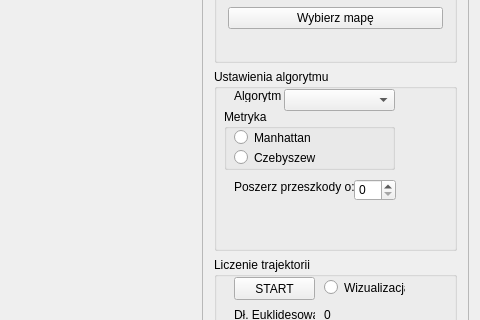
Old version of the form trajektorie3d/trajektorie3d/trajektorie3d.ui in the repository Calises/projekt_grupowy; both pictures show x 455 to 935 and y 189 to 509 of the 935 by 650 pixel window.
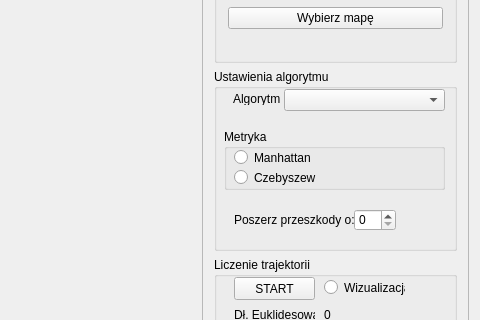
New version of the form.

Patch:
```diff
--- a/trajektorie3d/trajektorie3d/trajektorie3d.ui
+++ b/trajektorie3d/trajektorie3d/trajektorie3d.ui
@@ -261,8 +261,8 @@
           <property name="geometry">
            <rect>
             <x>10</x>
-            <y>40</y>
-            <width>171</width>
+            <y>60</y>
+            <width>221</width>
             <height>61</height>
            </rect>
           </property>
@@ -299,8 +299,8 @@
          <widget class="QLabel" name="label_3">
           <property name="geometry">
            <rect>
-            <x>20</x>
-            <y>20</y>
+            <x>19</x>
+            <y>23</y>
             <width>47</width>
             <height>13</height>
            </rect>
@@ -313,7 +313,7 @@
           <property name="geometry">
            <rect>
             <x>20</x>
-            <y>110</y>
+            <y>143</y>
             <width>121</width>
             <height>16</height>
            </rect>
@@ -326,7 +326,7 @@
           <property name="geometry">
            <rect>
             <x>140</x>
-            <y>110</y>
+            <y>140</y>
             <width>42</width>
             <height>22</height>
            </rect>
@@ -337,7 +337,7 @@
            <rect>
             <x>70</x>
             <y>20</y>
-            <width>111</width>
+            <width>161</width>
             <height>22</height>
            </rect>
           </property>
```
Left out of the diff: 4 changed lines with no effect on the pictures.
